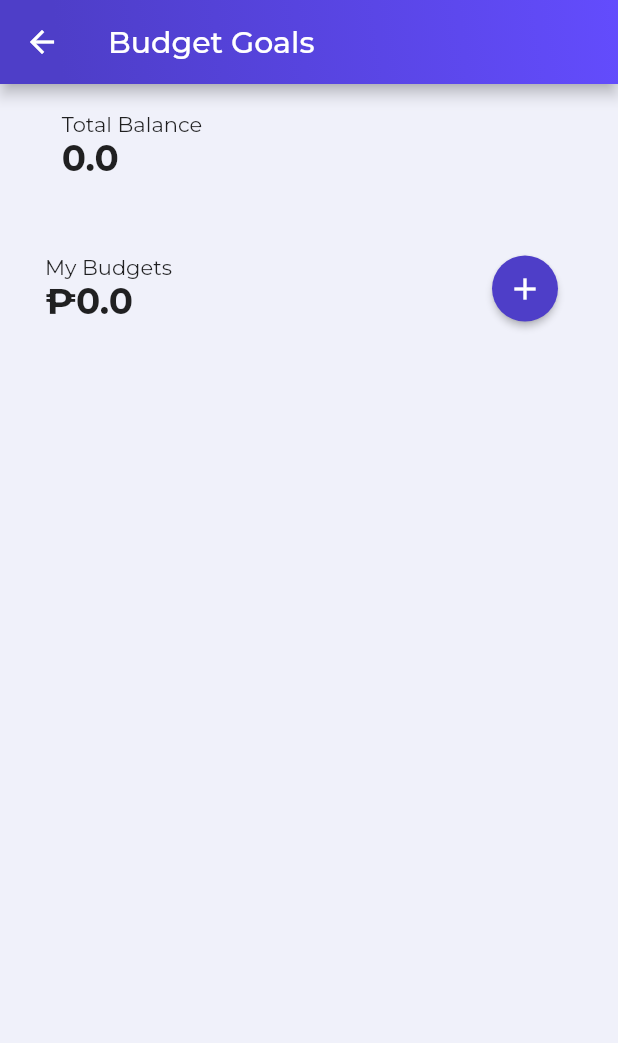
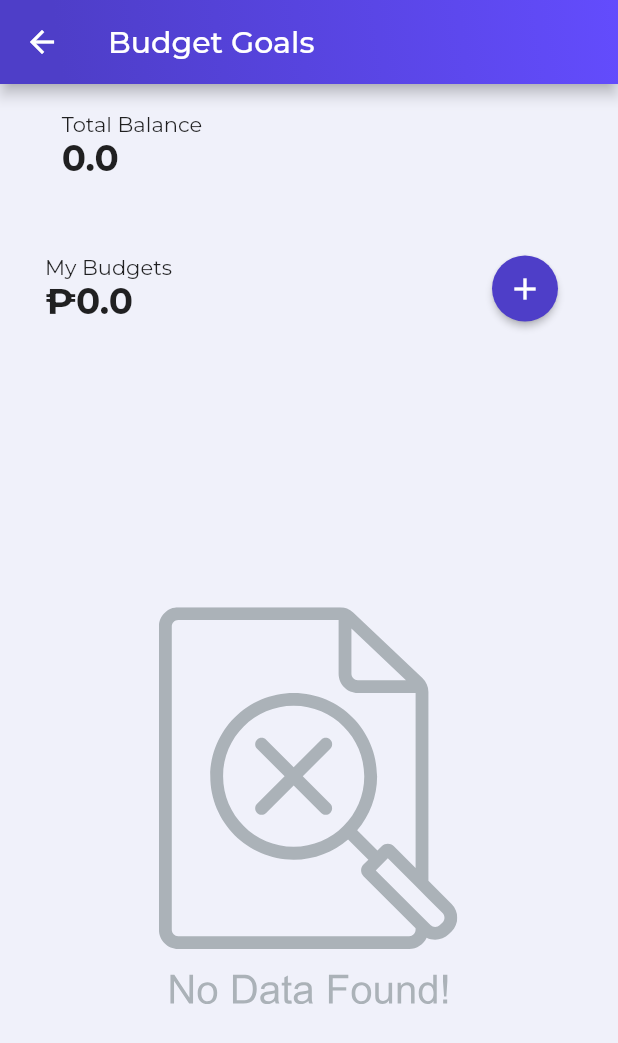
Before and after one commit to zafajardo9/BudgetBud, a Flutter app: the UserBudgetGoals screen opened directly, on a phone screen of 412 x 824 dp. Shown: the top 1043 px of the screen. Run offline on Flutter 3.47's test engine with Material 2 defaults, Android fonts, the phone set to English and light mode, and no system bars; drawn by our look-alikes of upgrader; our stand-ins replace awesome_notifications, awesome_snackbar_content, camera, cloud_firestore, connectivity_plus, firebase_auth and 22 more; missing offline and left inert: google_mlkit_text_recognition; accounts and stored records are empty; project files that could hold a hidden picture were left out.

Commit message:
user budget record vr. 2 update data model

```diff
--- a/lib/data/budget_goal_data.dart
+++ b/lib/data/budget_goal_data.dart
@@ -8,7 +8,7 @@ BudgetGoal goalFromJson(String str) => BudgetGoal.fromJson(json.decode(str));
 String goalToJson(BudgetGoal data) => json.encode(data.toJson());
 
 class BudgetGoal {
-  late final String documentId;
+  final String documentId;
   final String budgetName;
   final double budgetAmount;
   final String budgetFrequency;
@@ -29,7 +29,7 @@ class BudgetGoal {
   });
 
   factory BudgetGoal.fromJson(Map<String, dynamic> json) => BudgetGoal(
-        documentId: json["documentId"],
+        documentId: '',
         budgetName: json["BudgetName"],
         budgetAmount: json["BudgetAmount"],
         budgetFrequency: json["BudgetFrequency"],
@@ -40,7 +40,6 @@ class BudgetGoal {
       );
 
   Map<String, dynamic> toJson() => {
-        "documentId": documentId,
         "UserEmail": userEmail,
         "BudgetName": budgetName,
         "BudgetAmount": budgetAmount,
--- a/lib/misc/colors.dart
+++ b/lib/misc/colors.dart
@@ -30,7 +30,7 @@ class AppColors {
   static final Color second4 = Color(0xFFf68059);
 
   //background white
-  static final Color backgroundWhite = Color(0xFFf9f9f9);
+  static final Color backgroundWhite = Color(0xfffcfcff);
 //other colors
   static final Color onBoardingColorButton = Color(0xFFf68059);
   static final Color deleteButton = Color(0xFFBD0000);
--- a/lib/misc/const.dart
+++ b/lib/misc/const.dart
@@ -3,3 +3,6 @@ const int marginBetweenWidget = 20;
 const int marginBetweenText = 10;
 
 const double borderRadius = 20;
+
+const String aboutUseDescription =
+    "Our team is proud to introduce BudgetBud, an innovative application designed to help users effectively track their daily income and expenses while setting budget goals to enhance their savings. With BudgetBud, individuals can gain comprehensive insights into their spending patterns, empowering them to make informed financial decisions. By organizing and categorizing financial data, BudgetBud provides a clear roadmap towards achieving financial objectives and cultivating responsible money management practices. Our user-friendly interface and intuitive design ensure a seamless experience, making budgeting and financial management accessible to all individuals seeking to improve their financial well-being. BudgetBud represents our team's commitment to fostering financial literacy and empowering users to save more and achieve their financial goals.";
--- a/lib/pages/user_budget_goals/user_budgets.dart
+++ b/lib/pages/user_budget_goals/user_budgets.dart
@@ -5,6 +5,7 @@ import 'package:budget_bud/pages/user_budget_goals/user_add_budget/budget_record
 import 'package:cloud_firestore/cloud_firestore.dart';
 import 'package:firebase_auth/firebase_auth.dart';
 import 'package:flutter/material.dart';
+import 'package:flutter_svg/svg.dart';
 import 'package:loading_animation_widget/loading_animation_widget.dart';
 import 'package:responsive_sizer/responsive_sizer.dart';
 
@@ -21,6 +22,7 @@ class UserBudgetGoals extends StatefulWidget {
 class _UserBudgetGoalsState extends State<UserBudgetGoals> {
   CollectionReference _budgetGoalsRef =
       FirebaseFirestore.instance.collection('BudgetGoals');
+  final user = FirebaseAuth.instance.currentUser!;
 
   List<QueryDocumentSnapshot> budgetGoals = [];
 
@@ -44,11 +46,17 @@ class _UserBudgetGoalsState extends State<UserBudgetGoals> {
       totalExpense = summary.totalExpense;
     });
 
+    if (user != null) {
+      String userEmail = user.email ?? '';
+
       // Fetch budgetGoals data
-    QuerySnapshot snapshot = await _budgetGoalsRef.get();
+      QuerySnapshot? snapshot =
+          await _budgetGoalsRef.where('UserEmail', isEqualTo: userEmail).get();
+      if (snapshot != null) {
         setState(() {
           budgetGoals = snapshot.docs;
         });
+      }
 
       // Calculate total budget amount
       double calculatedTotalBudgetAmount = budgetGoals
@@ -60,6 +68,7 @@ class _UserBudgetGoalsState extends State<UserBudgetGoals> {
       setState(() {
         totalBudgetAmount = calculatedTotalBudgetAmount;
       });
+    }
   }
 
   @override
@@ -139,7 +148,9 @@ class _UserBudgetGoalsState extends State<UserBudgetGoals> {
             child: Padding(
               padding: const EdgeInsets.all(16),
               child: StreamBuilder<QuerySnapshot>(
-                stream: _budgetGoalsRef.snapshots(),
+                stream: _budgetGoalsRef
+                    .where('UserEmail', isEqualTo: user?.email ?? '')
+                    .snapshots(),
                 builder: (BuildContext context,
                     AsyncSnapshot<QuerySnapshot> snapshot) {
                   if (snapshot.hasError) {
@@ -147,14 +158,16 @@ class _UserBudgetGoalsState extends State<UserBudgetGoals> {
                       child: Text('Something went wrong'),
                     );
                   }
+                  final documents = snapshot.data?.docs ?? [];
 
-                  if (!snapshot.hasData) {
-                    return Center(
-                      child: LoadingAnimationWidget.waveDots(
-                        size: 200,
-                        color: AppColors.mainColorOne,
-                      ),
+                  if (documents.isEmpty) {
+                    return SvgPicture.asset(
+                      'assets/no_data_found/nd1.1 (2).svg', // Replace with your actual image path
+                      fit: BoxFit.scaleDown,
                     );
+                  }
+                  if (snapshot.connectionState == ConnectionState.waiting) {
+                    return CircularProgressIndicator();
                   }
 
                   List<QueryDocumentSnapshot> budgetGoals = snapshot.data!.docs;
--- a/pubspec.yaml
+++ b/pubspec.yaml
@@ -4,7 +4,7 @@ description: A new Flutter project.
 
 publish_to: 'none' # Remove this line if you wish to publish to pub.dev
 
-version: 2.0.0+1
+version: 2.4.0+1
 
 environment:
   sdk: '>=2.18.6 <3.0.0'
@@ -70,6 +70,7 @@ dependencies:
 
 
   flutter_dotenv:
+  package_info_plus: ^4.0.2
 
 
 
```
Also changed, not shown: lib/pages/profile_page/profile_page.dart (+19 -4 lines), lib/pages/user_budget_goals/user_add_budget/add_budget.dart (+2 -6 lines), lib/services/auth_service.dart (+39 -12 lines), pubspec.lock. Lines whose indentation alone changed are shown as unchanged.
